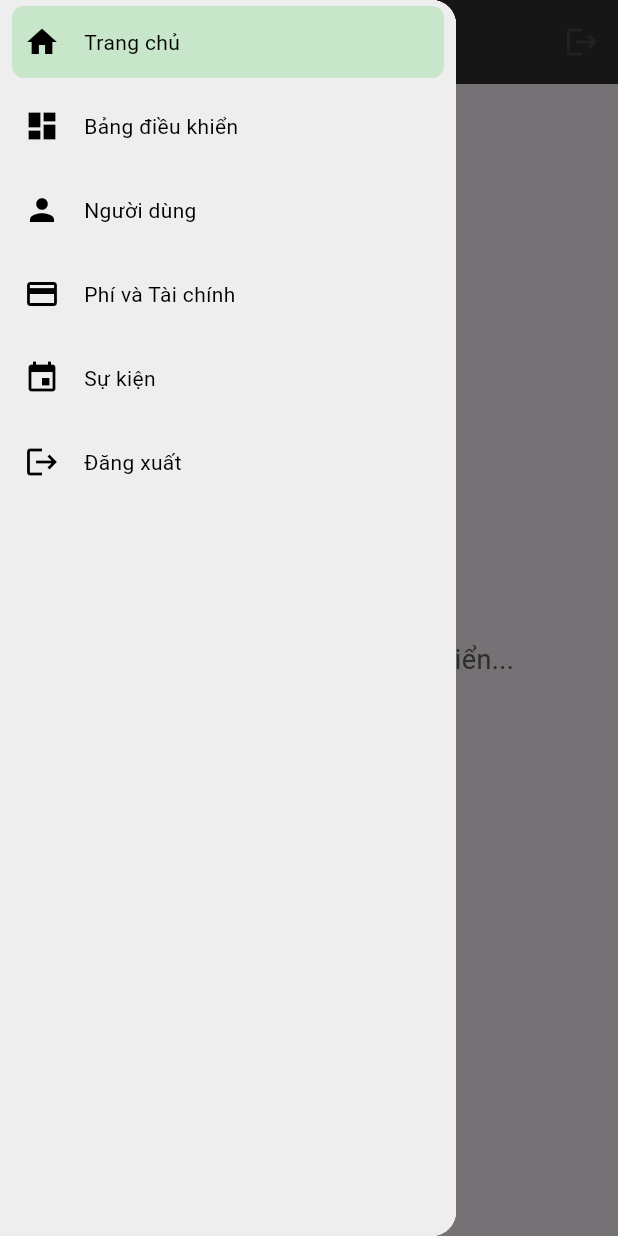
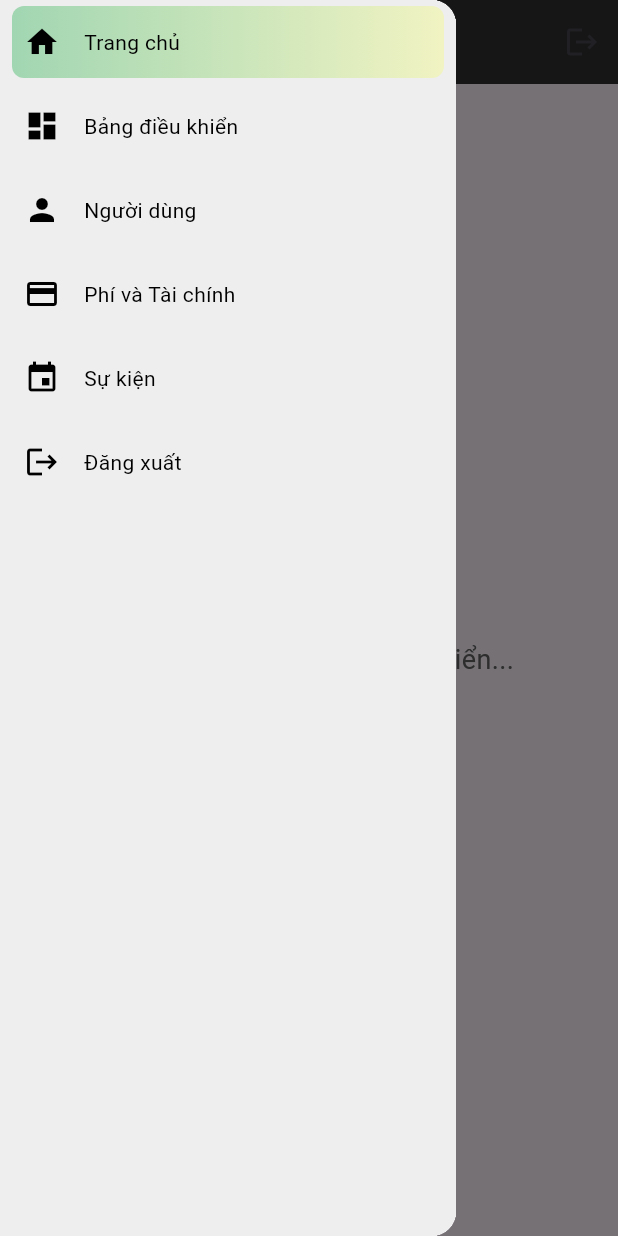
Before and after one commit to HaiAu2501/Apartment-Management-Solution, a Flutter app: the AdminHomePage screen opened directly with empty values, with the side drawer open, on a phone screen of 412 x 824 dp. Run offline on Flutter 3.47's test engine with Material 3 defaults, Android fonts, the phone set to English and light mode, and no system bars.

Commit message:
fix sidebar

```diff
--- a/lib/features/admin/home/home_page.dart
+++ b/lib/features/admin/home/home_page.dart
@@ -83,7 +83,7 @@ class _AdminHomePageState extends State<AdminHomePage> {
   bool get isDesktop => MediaQuery.of(context).size.width >= 650;
 
   // Widget xây dựng Sidebar tùy chỉnh
-  Widget _buildSidebar(double screenWidth) {
+  Widget _buildSidebar(double screenWidth, bool isDesktop) {
     double sidebarWidth = isSidebarExpanded
         ? (screenWidth * 0.3)
             .clamp(150.0, 250.0) // Chiều rộng tối đa 250, tối thiểu 150
@@ -112,12 +112,13 @@ class _AdminHomePageState extends State<AdminHomePage> {
           Expanded(
             child: ListView(
               children: [
-                _buildMenuItem(Icons.home, 'Trang chủ', 0),
-                _buildMenuItem(Icons.dashboard, 'Bảng điều khiển', 1),
-                _buildMenuItem(Icons.person, 'Người dùng', 2),
-                _buildMenuItem(Icons.payment, 'Phí và Tài chính', 3),
-                _buildMenuItem(Icons.event, 'Sự kiện', 4),
-                _buildMenuItem(Icons.logout, 'Đăng xuất', 5),
+                _buildMenuItem(Icons.home, 'Trang chủ', 0, isDesktop),
+                _buildMenuItem(
+                    Icons.dashboard, 'Bảng điều khiển', 1, isDesktop),
+                _buildMenuItem(Icons.person, 'Người dùng', 2, isDesktop),
+                _buildMenuItem(Icons.payment, 'Phí và Tài chính', 3, isDesktop),
+                _buildMenuItem(Icons.event, 'Sự kiện', 4, isDesktop),
+                _buildMenuItem(Icons.logout, 'Đăng xuất', 5, isDesktop),
               ],
             ),
           ),
@@ -127,45 +128,53 @@ class _AdminHomePageState extends State<AdminHomePage> {
   }
 
   // Hàm xây dựng một mục menu
-  Widget _buildMenuItem(IconData icon, String title, int index) {
+  Widget _buildMenuItem(
+      IconData icon, String title, int index, bool isDesktop) {
     bool isSelected = _selectedIndex == index;
+    bool showText = isDesktop ? isSidebarExpanded : true;
+
     return GestureDetector(
       onTap: () {
         _onSelectItem(index);
       },
       child: Container(
         margin: const EdgeInsets.symmetric(horizontal: 8, vertical: 4),
-        padding: isSidebarExpanded
+        padding: showText
             ? const EdgeInsets.symmetric(horizontal: 8, vertical: 12)
-            : const EdgeInsets.all(12), // Đều padding khi thu gọn
+            : const EdgeInsets.all(12), // Đều padding khi thu gọn hoặc mobile
         decoration: isSelected
             ? BoxDecoration(
-                color: Colors.green[100], // Nền xanh lá nhạt khi chọn
-                borderRadius: BorderRadius.circular(8), // Bo góc
+                gradient: LinearGradient(
+                  colors: [
+                    Color.fromRGBO(161, 214, 178, 1),
+                    Color.fromRGBO(241, 243, 194, 1)
+                  ],
+                  begin: Alignment.centerLeft,
+                  end: Alignment.centerRight,
+                ),
+                borderRadius: BorderRadius.circular(8),
               )
             : null,
         child: Row(
-          mainAxisAlignment: isSidebarExpanded
-              ? MainAxisAlignment.start
-              : MainAxisAlignment.center,
-          crossAxisAlignment:
-              CrossAxisAlignment.center, // Căn giữa theo trục dọc
+          mainAxisAlignment:
+              showText ? MainAxisAlignment.start : MainAxisAlignment.center,
+          crossAxisAlignment: CrossAxisAlignment.center,
           children: [
             Icon(
               icon,
-              color: Colors.black, // Màu icon
-              size: 24, // Điều chỉnh kích thước icon nếu cần
+              color: Colors.black,
+              size: 24,
             ),
-            if (isSidebarExpanded) ...[
+            if (showText) ...[
               const SizedBox(width: 16),
               Flexible(
                 child: Text(
                   title,
                   style: const TextStyle(
-                    color: Colors.black, // Màu chữ
+                    color: Colors.black,
                     fontWeight: FontWeight.normal,
                   ),
-                  overflow: TextOverflow.ellipsis, // Tràn dòng nếu quá dài
+                  overflow: TextOverflow.ellipsis,
                 ),
               ),
             ],
@@ -182,7 +191,8 @@ class _AdminHomePageState extends State<AdminHomePage> {
 
     return Scaffold(
       key: _scaffoldKey, // Thiết lập GlobalKey cho Scaffold
-      drawer: desktop ? null : Drawer(child: _buildSidebar(screenWidth)),
+      drawer:
+          desktop ? null : Drawer(child: _buildSidebar(screenWidth, desktop)),
       appBar: AppBar(
         title: const Text('Trang Chủ Admin'),
         backgroundColor: Colors.grey[850],
@@ -205,7 +215,8 @@ class _AdminHomePageState extends State<AdminHomePage> {
         child: Row(
           children: [
             if (desktop)
-              _buildSidebar(screenWidth), // Hiển thị sidebar luôn trên desktop
+              _buildSidebar(
+                  screenWidth, desktop), // Hiển thị sidebar luôn trên desktop
             Expanded(
               child: _pages[_selectedIndex], // Nội dung chính
             ),
```
